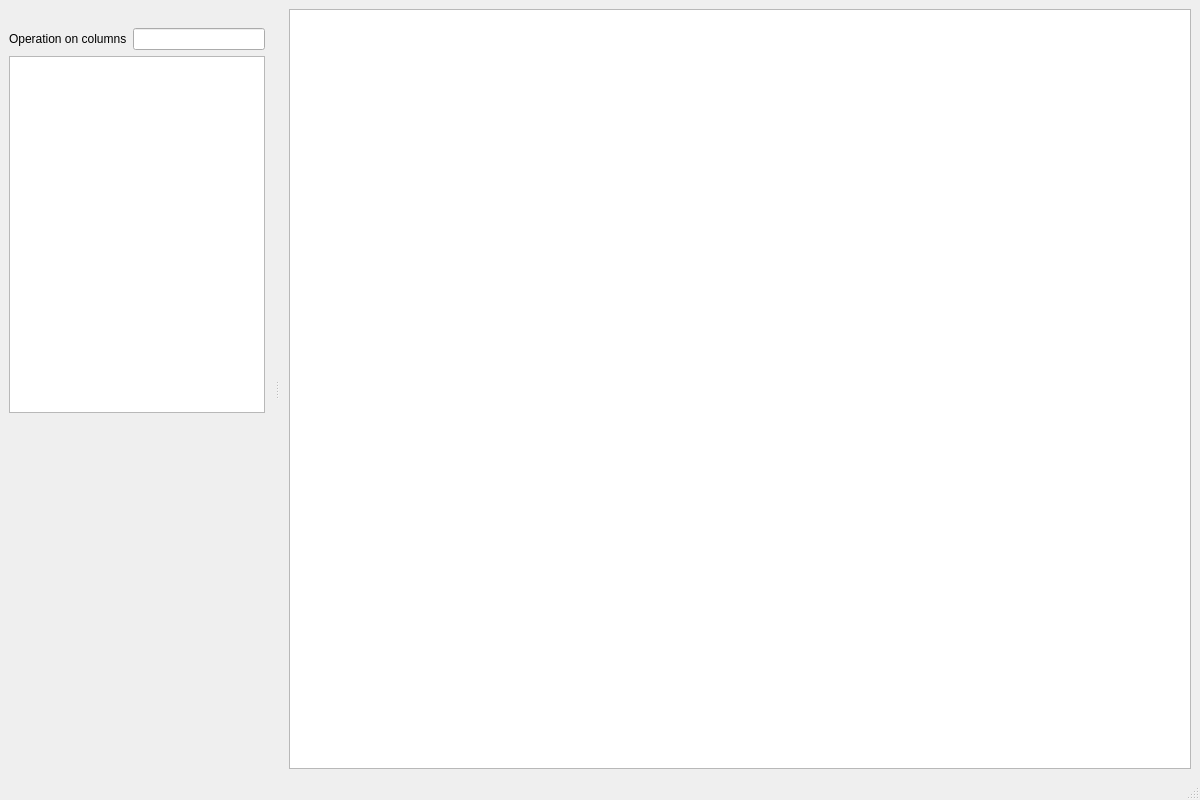
FastTrackOrg/FastAnalyzer, file src/data_calc.ui: the form before one commit.
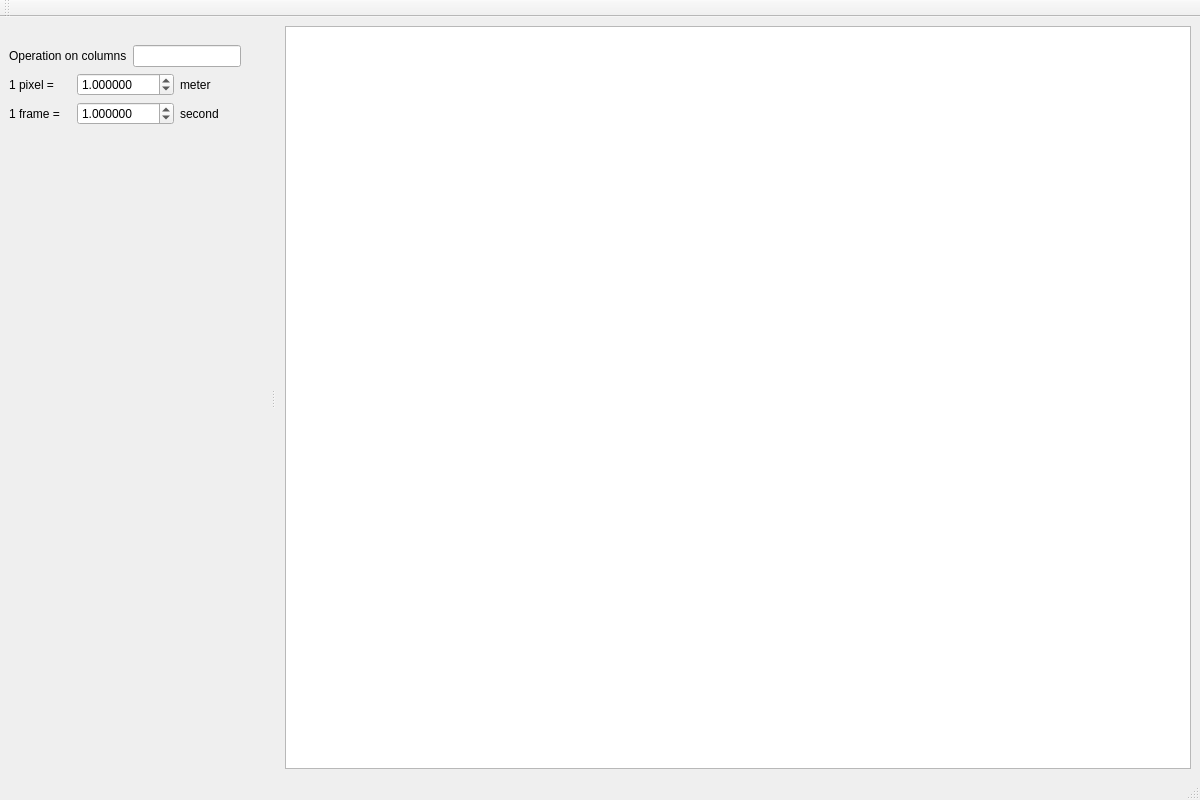
The form after the commit.

Commit message: [feat] add scales

What changed in the file:
```diff
--- a/src/data_calc.ui
+++ b/src/data_calc.ui
@@ -61,9 +61,80 @@
       </widget>
      </item>
      <item row="1" column="0" colspan="2">
-      <widget class="QTextBrowser" name="customDisplay"/>
+      <layout class="QHBoxLayout" name="horizontalLayout">
+       <item>
+        <widget class="QLabel" name="label_2">
+         <property name="text">
+          <string>1 pixel = </string>
+         </property>
+        </widget>
+       </item>
+       <item>
+        <widget class="QDoubleSpinBox" name="scale">
+         <property name="specialValueText">
+          <string/>
+         </property>
+         <property name="decimals">
+          <number>6</number>
+         </property>
+         <property name="maximum">
+          <double>9999.989999999999782</double>
+         </property>
+         <property name="singleStep">
+          <double>0.010000000000000</double>
+         </property>
+         <property name="value">
+          <double>1.000000000000000</double>
+         </property>
+        </widget>
+       </item>
+       <item>
+        <widget class="QLabel" name="label_3">
+         <property name="text">
+          <string>meter</string>
+         </property>
+        </widget>
+       </item>
+      </layout>
      </item>
-     <item row="2" column="1">
+     <item row="2" column="0" colspan="2">
+      <layout class="QHBoxLayout" name="horizontalLayout_2">
+       <item>
+        <widget class="QLabel" name="label_4">
+         <property name="text">
+          <string>1 frame = </string>
+         </property>
+        </widget>
+       </item>
+       <item>
+        <widget class="QDoubleSpinBox" name="timeScale">
+         <property name="specialValueText">
+          <string/>
+         </property>
+         <property name="decimals">
+          <number>6</number>
+         </property>
+         <property name="maximum">
+          <double>9999.989999999999782</double>
+         </property>
+         <property name="singleStep">
+          <double>0.010000000000000</double>
+         </property>
+         <property name="value">
+          <double>1.000000000000000</double>
+         </property>
+        </widget>
+       </item>
+       <item>
+        <widget class="QLabel" name="label_5">
+         <property name="text">
+          <string>second</string>
+         </property>
+        </widget>
+       </item>
+      </layout>
+     </item>
+     <item row="3" column="2">
       <spacer name="verticalSpacer">
        <property name="orientation">
         <enum>Qt::Vertical</enum>
@@ -79,6 +150,17 @@
     </layout>
    </widget>
   </widget>
+  <widget class="QToolBar" name="toolBar">
+   <property name="windowTitle">
+    <string>toolBar</string>
+   </property>
+   <attribute name="toolBarArea">
+    <enum>TopToolBarArea</enum>
+   </attribute>
+   <attribute name="toolBarBreak">
+    <bool>false</bool>
+   </attribute>
+  </widget>
  </widget>
  <resources/>
  <connections/>
```
Left out of the diff: 3 changed lines with no effect on the pictures. The commit also changes 6 other files.
